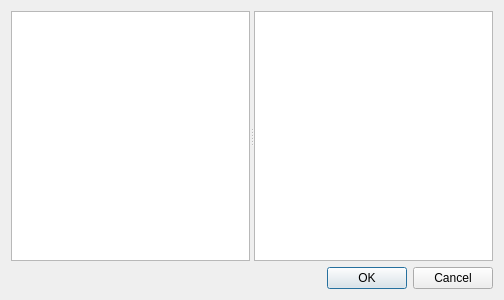
The window that qps/ui/subdatasetselectiondialog.ui (EnMAP-Box/qgispluginsupport) describes before a commit, drawn with Qt 5.
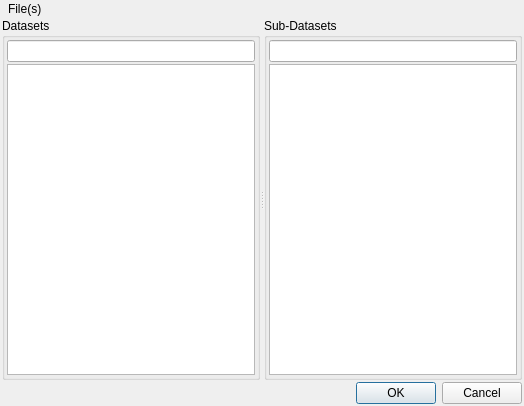
The same window after the commit. Custom widgets are drawn as their Qt base class.

Commit message: added subdatasets.py implemented SubDatasetSelectionDialog to select one or multiple sub datasets for direct loading as QgsRasterLayer

```diff
--- a/qps/ui/subdatasetselectiondialog.ui
+++ b/qps/ui/subdatasetselectiondialog.ui
@@ -6,35 +6,239 @@
    <rect>
     <x>0</x>
     <y>0</y>
-    <width>504</width>
-    <height>300</height>
+    <width>524</width>
+    <height>406</height>
    </rect>
   </property>
   <property name="windowTitle">
    <string>Dialog</string>
   </property>
   <layout class="QVBoxLayout" name="verticalLayout">
+   <property name="spacing">
+    <number>2</number>
+   </property>
+   <property name="leftMargin">
+    <number>2</number>
+   </property>
+   <property name="topMargin">
+    <number>2</number>
+   </property>
+   <property name="rightMargin">
+    <number>2</number>
+   </property>
+   <property name="bottomMargin">
+    <number>2</number>
+   </property>
+   <item>
+    <layout class="QHBoxLayout" name="horizontalLayout_3">
+     <property name="leftMargin">
+      <number>6</number>
+     </property>
+     <property name="rightMargin">
+      <number>0</number>
+     </property>
+     <item>
+      <widget class="QLabel" name="label">
+       <property name="text">
+        <string>File(s)</string>
+       </property>
+      </widget>
+     </item>
+     <item>
+      <widget class="QgsFileWidget" name="fileWidget">
+       <property name="sizePolicy">
+        <sizepolicy hsizetype="Preferred" vsizetype="Preferred">
+         <horstretch>0</horstretch>
+         <verstretch>0</verstretch>
+        </sizepolicy>
+       </property>
+       <property name="storageMode">
+        <enum>QgsFileWidget::GetMultipleFiles</enum>
+       </property>
+      </widget>
+     </item>
+    </layout>
+   </item>
    <item>
     <widget class="QSplitter" name="splitter">
+     <property name="sizePolicy">
+      <sizepolicy hsizetype="Expanding" vsizetype="Preferred">
+       <horstretch>0</horstretch>
+       <verstretch>1</verstretch>
+      </sizepolicy>
+     </property>
      <property name="orientation">
       <enum>Qt::Horizontal</enum>
      </property>
-     <widget class="QTableView" name="tableView"/>
-     <widget class="QTableView" name="tableView_2"/>
+     <widget class="QGroupBox" name="gbFiles">
+      <property name="sizePolicy">
+       <sizepolicy hsizetype="Preferred" vsizetype="Preferred">
+        <horstretch>0</horstretch>
+        <verstretch>0</verstretch>
+       </sizepolicy>
+      </property>
+      <property name="title">
+       <string>Datasets</string>
+      </property>
+      <layout class="QVBoxLayout" name="verticalLayout_3">
+       <property name="spacing">
+        <number>2</number>
+       </property>
+       <property name="leftMargin">
+        <number>2</number>
+       </property>
+       <property name="topMargin">
+        <number>2</number>
+       </property>
+       <property name="rightMargin">
+        <number>2</number>
+       </property>
+       <property name="bottomMargin">
+        <number>2</number>
+       </property>
+       <item>
+        <widget class="QgsFilterLineEdit" name="tbFilterDatasets">
+         <property name="nullValue">
+          <string/>
+         </property>
+         <property name="qgisRelation" stdset="0">
+          <string notr="true"/>
+         </property>
+        </widget>
+       </item>
+       <item>
+        <widget class="QTableView" name="tvDatasets">
+         <property name="sortingEnabled">
+          <bool>true</bool>
+         </property>
+         <property name="wordWrap">
+          <bool>false</bool>
+         </property>
+         <attribute name="horizontalHeaderVisible">
+          <bool>false</bool>
+         </attribute>
+         <attribute name="horizontalHeaderStretchLastSection">
+          <bool>true</bool>
+         </attribute>
+        </widget>
+       </item>
+      </layout>
+     </widget>
+     <widget class="QGroupBox" name="gbSubDatasets">
+      <property name="sizePolicy">
+       <sizepolicy hsizetype="Preferred" vsizetype="Preferred">
+        <horstretch>0</horstretch>
+        <verstretch>0</verstretch>
+       </sizepolicy>
+      </property>
+      <property name="title">
+       <string>Sub-Datasets</string>
+      </property>
+      <layout class="QVBoxLayout" name="verticalLayout_2">
+       <property name="spacing">
+        <number>2</number>
+       </property>
+       <property name="leftMargin">
+        <number>2</number>
+       </property>
+       <property name="topMargin">
+        <number>2</number>
+       </property>
+       <property name="rightMargin">
+        <number>2</number>
+       </property>
+       <property name="bottomMargin">
+        <number>2</number>
+       </property>
+       <item>
+        <widget class="QgsFilterLineEdit" name="tbFilterSubDatasets">
+         <property name="showSearchIcon">
+          <bool>false</bool>
+         </property>
+         <property name="showSpinner">
+          <bool>false</bool>
+         </property>
+         <property name="qgisRelation" stdset="0">
+          <string notr="true"/>
+         </property>
+        </widget>
+       </item>
+       <item>
+        <widget class="QTableView" name="tvSubDatasets">
+         <property name="sortingEnabled">
+          <bool>true</bool>
+         </property>
+         <property name="wordWrap">
+          <bool>false</bool>
+         </property>
+         <attribute name="horizontalHeaderStretchLastSection">
+          <bool>true</bool>
+         </attribute>
+        </widget>
+       </item>
+      </layout>
+     </widget>
     </widget>
    </item>
    <item>
-    <widget class="QDialogButtonBox" name="buttonBox">
-     <property name="orientation">
-      <enum>Qt::Horizontal</enum>
+    <layout class="QHBoxLayout" name="horizontalLayout_4">
+     <property name="topMargin">
+      <number>0</number>
      </property>
-     <property name="standardButtons">
-      <set>QDialogButtonBox::Cancel|QDialogButtonBox::Ok</set>
-     </property>
-    </widget>
+     <item>
+      <widget class="QLineEdit" name="tbInfo">
+       <property name="sizePolicy">
+        <sizepolicy hsizetype="Expanding" vsizetype="Preferred">
+         <horstretch>1</horstretch>
+         <verstretch>0</verstretch>
+        </sizepolicy>
+       </property>
+       <property name="autoFillBackground">
+        <bool>false</bool>
+       </property>
+       <property name="styleSheet">
+        <string notr="true">background-color: rgba(255, 255, 255, 0);</string>
+       </property>
+       <property name="frame">
+        <bool>false</bool>
+       </property>
+       <property name="readOnly">
+        <bool>true</bool>
+       </property>
+      </widget>
+     </item>
+     <item>
+      <widget class="QDialogButtonBox" name="buttonBox">
+       <property name="sizePolicy">
+        <sizepolicy hsizetype="Expanding" vsizetype="Preferred">
+         <horstretch>0</horstretch>
+         <verstretch>0</verstretch>
+        </sizepolicy>
+       </property>
+       <property name="orientation">
+        <enum>Qt::Horizontal</enum>
+       </property>
+       <property name="standardButtons">
+        <set>QDialogButtonBox::Cancel|QDialogButtonBox::Ok</set>
+       </property>
+      </widget>
+     </item>
+    </layout>
    </item>
   </layout>
  </widget>
+ <customwidgets>
+  <customwidget>
+   <class>QgsFileWidget</class>
+   <extends>QWidget</extends>
+   <header>qgsfilewidget.h</header>
+  </customwidget>
+  <customwidget>
+   <class>QgsFilterLineEdit</class>
+   <extends>QLineEdit</extends>
+   <header>qgsfilterlineedit.h</header>
+  </customwidget>
+ </customwidgets>
  <resources/>
  <connections>
   <connection>
```
Left out of the diff: 8 changed lines with no effect on the pictures. The commit also changes 2 other files.
